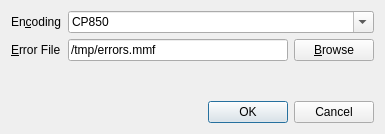
Old version of the form anymeal/import_dialog.ui in the repository wedesoft/anymeal.
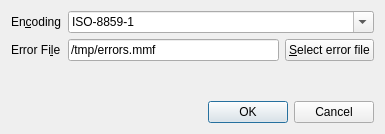
New version of the form. Icons and pictures are not drawn.

Commit message: Change button text

Patch:
```diff
--- a/anymeal/import_dialog.ui
+++ b/anymeal/import_dialog.ui
@@ -35,11 +35,6 @@
        <property name="editable">
         <bool>true</bool>
        </property>
-       <item>
-        <property name="text">
-         <string>CP850</string>
-        </property>
-       </item>
        <item>
         <property name="text">
          <string>ISO-8859-1</string>
@@ -60,7 +55,7 @@
      <item row="1" column="0">
       <widget class="QLabel" name="error_file_label">
        <property name="text">
-        <string>&amp;Error File</string>
+        <string>Error Fi&amp;le</string>
        </property>
        <property name="buddy">
         <cstring>error_file_edit</cstring>
@@ -74,12 +69,15 @@
          <property name="text">
           <string>/tmp/errors.mmf</string>
          </property>
+         <property name="readOnly">
+          <bool>true</bool>
+         </property>
         </widget>
        </item>
        <item>
         <widget class="QPushButton" name="browse_button">
          <property name="text">
-          <string>&amp;Browse</string>
+          <string>&amp;Select error file</string>
          </property>
         </widget>
        </item>
```
Left out of the diff: 5 changed lines with no effect on the pictures.
